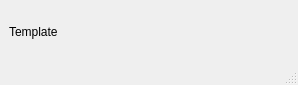
Qt form modules/trajectoryrecorder/widget/trajectoryrecorder.ui (tud-hri/joan) before a commit.
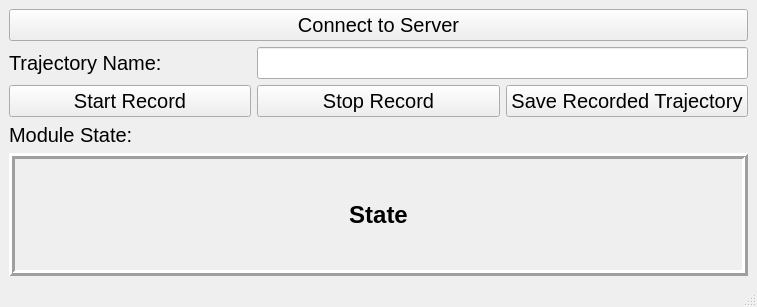
The same form after that commit.

Commit message: made trajrec ui

```diff
--- a/modules/trajectoryrecorder/widget/trajectoryrecorder.ui
+++ b/modules/trajectoryrecorder/widget/trajectoryrecorder.ui
@@ -6,8 +6,8 @@
    <rect>
     <x>0</x>
     <y>0</y>
-    <width>298</width>
-    <height>85</height>
+    <width>757</width>
+    <height>307</height>
    </rect>
   </property>
   <property name="windowTitle">
@@ -17,15 +17,121 @@
    <layout class="QGridLayout" name="gridLayout_2">
     <item row="1" column="0">
      <layout class="QGridLayout" name="gridLayout">
-      <item row="0" column="0">
-       <widget class="QLabel" name="label">
+      <item row="1" column="0">
+       <widget class="QLabel" name="lblTrajectorynametitle">
+        <property name="font">
+         <font>
+          <pointsize>15</pointsize>
+         </font>
+        </property>
         <property name="text">
-         <string>Template</string>
+         <string>Trajectory Name:</string>
+        </property>
+       </widget>
+      </item>
+      <item row="2" column="1">
+       <widget class="QPushButton" name="btnStoprecord">
+        <property name="font">
+         <font>
+          <pointsize>15</pointsize>
+         </font>
+        </property>
+        <property name="text">
+         <string>Stop Record</string>
+        </property>
+       </widget>
+      </item>
+      <item row="2" column="0">
+       <widget class="QPushButton" name="btnStartrecord">
+        <property name="font">
+         <font>
+          <pointsize>15</pointsize>
+         </font>
+        </property>
+        <property name="text">
+         <string>Start Record</string>
+        </property>
+       </widget>
+      </item>
+      <item row="2" column="2">
+       <widget class="QPushButton" name="btnSavetrajectory">
+        <property name="font">
+         <font>
+          <pointsize>15</pointsize>
+         </font>
+        </property>
+        <property name="text">
+         <string>Save Recorded Trajectory</string>
+        </property>
+       </widget>
+      </item>
+      <item row="1" column="1" colspan="2">
+       <widget class="QLineEdit" name="lineTrajectoryname">
+        <property name="font">
+         <font>
+          <pointsize>15</pointsize>
+         </font>
+        </property>
+       </widget>
+      </item>
+      <item row="0" column="0" colspan="3">
+       <widget class="QPushButton" name="btnConnect">
+        <property name="font">
+         <font>
+          <pointsize>15</pointsize>
+         </font>
+        </property>
+        <property name="text">
+         <string>Connect to Server</string>
         </property>
        </widget>
       </item>
      </layout>
     </item>
+    <item row="2" column="0">
+     <widget class="QLabel" name="lblModulestatetitle">
+      <property name="sizePolicy">
+       <sizepolicy hsizetype="Preferred" vsizetype="Fixed">
+        <horstretch>0</horstretch>
+        <verstretch>0</verstretch>
+       </sizepolicy>
+      </property>
+      <property name="font">
+       <font>
+        <pointsize>15</pointsize>
+       </font>
+      </property>
+      <property name="text">
+       <string>Module State:</string>
+      </property>
+     </widget>
+    </item>
+    <item row="3" column="0">
+     <widget class="QLabel" name="lblModulestate">
+      <property name="font">
+       <font>
+        <pointsize>18</pointsize>
+        <weight>75</weight>
+        <bold>true</bold>
+       </font>
+      </property>
+      <property name="frameShape">
+       <enum>QFrame::Box</enum>
+      </property>
+      <property name="frameShadow">
+       <enum>QFrame::Raised</enum>
+      </property>
+      <property name="lineWidth">
+       <number>3</number>
+      </property>
+      <property name="text">
+       <string>State</string>
+      </property>
+      <property name="alignment">
+       <set>Qt::AlignCenter</set>
+      </property>
+     </widget>
+    </item>
    </layout>
   </widget>
   <widget class="QMenuBar" name="menubar">
```
Left out of the diff: 4 changed lines with no effect on the pictures.
